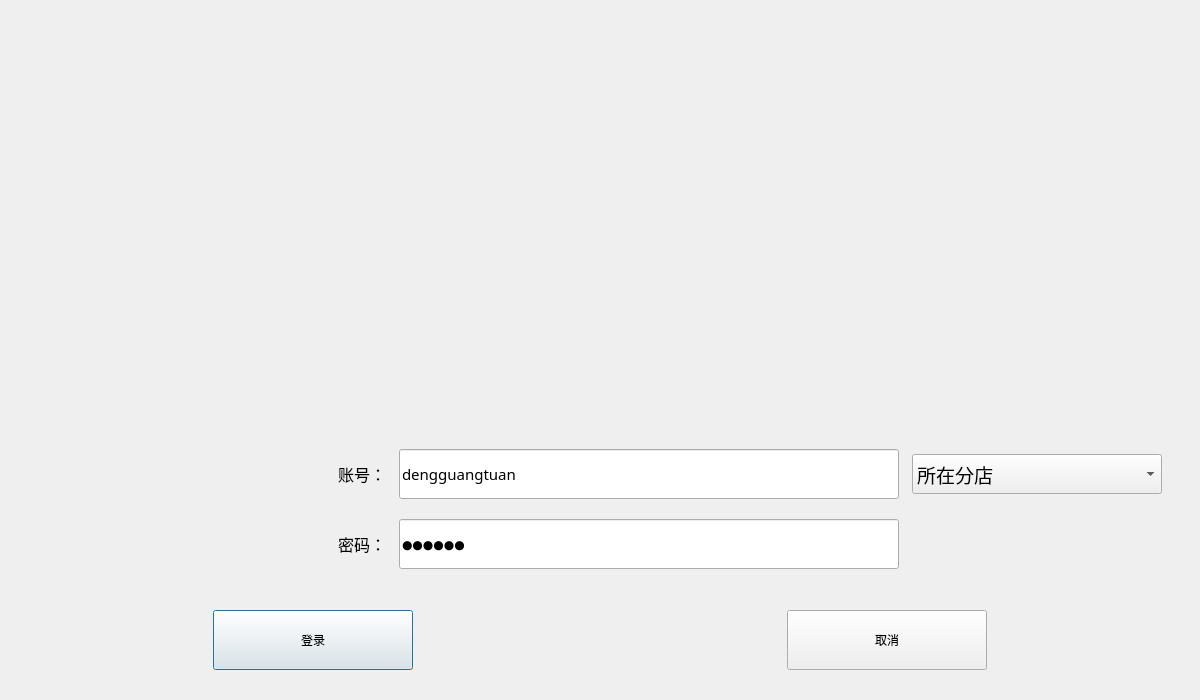
Qt form LaundryManagementSystem/dlglogin.ui (Quentlam/LaundryManagementSystem) before a commit.
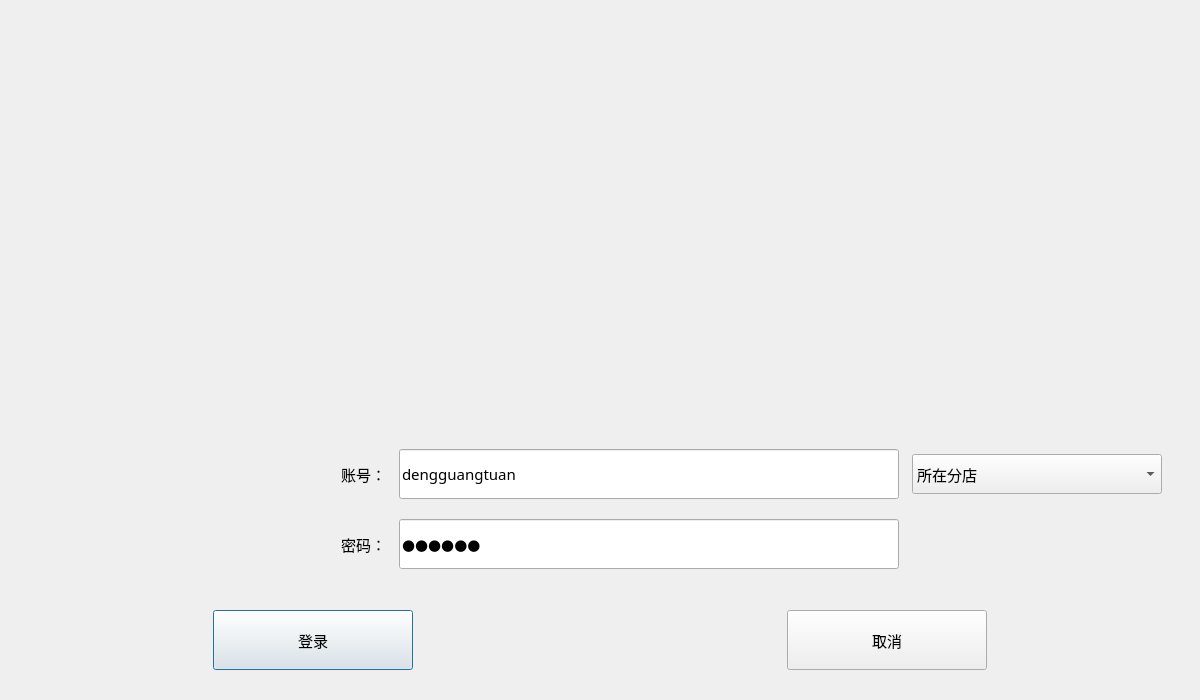
The same form after that commit. Icons and pictures are not drawn.

```diff
--- a/LaundryManagementSystem/dlglogin.ui
+++ b/LaundryManagementSystem/dlglogin.ui
@@ -22,6 +22,12 @@
     <height>700</height>
    </size>
   </property>
+  <property name="font">
+   <font>
+    <family>微软雅黑</family>
+    <pointsize>11</pointsize>
+   </font>
+  </property>
   <property name="contextMenuPolicy">
    <enum>Qt::DefaultContextMenu</enum>
   </property>
@@ -53,6 +59,12 @@
    </item>
    <item row="1" column="0">
     <widget class="QWidget" name="widget_2" native="true">
+     <property name="font">
+      <font>
+       <family>微软雅黑</family>
+       <pointsize>11</pointsize>
+      </font>
+     </property>
      <layout class="QGridLayout" name="gridLayout_2">
       <item row="2" column="0">
        <widget class="QWidget" name="widget_5" native="true">
@@ -62,6 +74,12 @@
           <height>80</height>
          </size>
         </property>
+        <property name="font">
+         <font>
+          <family>微软雅黑</family>
+          <pointsize>11</pointsize>
+         </font>
+        </property>
         <layout class="QGridLayout" name="gridLayout_5">
          <item row="0" column="1">
           <widget class="QPushButton" name="btnLogin">
@@ -80,6 +98,7 @@
            <property name="font">
             <font>
              <family>微软雅黑</family>
+             <pointsize>11</pointsize>
             </font>
            </property>
            <property name="styleSheet">
@@ -92,6 +111,12 @@
          </item>
          <item row="0" column="5">
           <spacer name="horizontalSpacer_2">
+           <property name="font">
+            <font>
+             <family>微软雅黑</family>
+             <pointsize>11</pointsize>
+            </font>
+           </property>
            <property name="orientation">
             <enum>Qt::Horizontal</enum>
            </property>
@@ -120,6 +145,7 @@
            <property name="font">
             <font>
              <family>微软雅黑</family>
+             <pointsize>11</pointsize>
             </font>
            </property>
            <property name="text">
@@ -129,6 +155,12 @@
          </item>
          <item row="0" column="0">
           <spacer name="horizontalSpacer_3">
+           <property name="font">
+            <font>
+             <family>微软雅黑</family>
+             <pointsize>11</pointsize>
+            </font>
+           </property>
            <property name="orientation">
             <enum>Qt::Horizontal</enum>
            </property>
@@ -142,6 +174,12 @@
          </item>
          <item row="0" column="2">
           <spacer name="horizontalSpacer">
+           <property name="font">
+            <font>
+             <family>微软雅黑</family>
+             <pointsize>11</pointsize>
+            </font>
+           </property>
            <property name="orientation">
             <enum>Qt::Horizontal</enum>
            </property>
@@ -155,6 +193,12 @@
          </item>
          <item row="0" column="3">
           <spacer name="horizontalSpacer_4">
+           <property name="font">
+            <font>
+             <family>微软雅黑</family>
+             <pointsize>11</pointsize>
+            </font>
+           </property>
            <property name="orientation">
             <enum>Qt::Horizontal</enum>
            </property>
@@ -171,6 +215,12 @@
       </item>
       <item row="1" column="0">
        <widget class="QWidget" name="widget_3" native="true">
+        <property name="font">
+         <font>
+          <family>微软雅黑</family>
+          <pointsize>11</pointsize>
+         </font>
+        </property>
         <layout class="QGridLayout" name="gridLayout_4">
          <item row="4" column="1">
           <widget class="QLineEdit" name="lePassword">
@@ -189,6 +239,7 @@
            <property name="font">
             <font>
              <family>微软雅黑</family>
+             <pointsize>11</pointsize>
             </font>
            </property>
            <property name="text">
@@ -206,8 +257,8 @@
           <widget class="QLabel" name="label">
            <property name="font">
             <font>
-             <family>宋体</family>
-             <pointsize>12</pointsize>
+             <family>微软雅黑</family>
+             <pointsize>11</pointsize>
             </font>
            </property>
            <property name="text">
@@ -235,7 +286,7 @@
            <property name="font">
             <font>
              <family>微软雅黑</family>
-             <pointsize>14</pointsize>
+             <pointsize>11</pointsize>
             </font>
            </property>
            <property name="currentText">
@@ -305,8 +356,8 @@
            </property>
            <property name="font">
             <font>
-             <family>宋体</family>
-             <pointsize>12</pointsize>
+             <family>微软雅黑</family>
+             <pointsize>11</pointsize>
             </font>
            </property>
            <property name="text">
```
Left out of the diff: 6 changed lines with no effect on the pictures.
